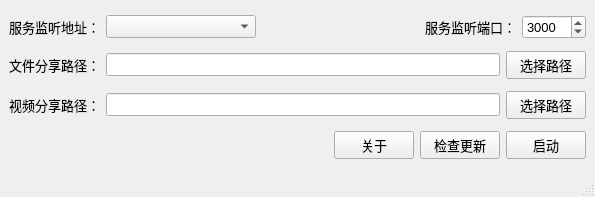
The window that main.ui (songquanpeng/personal-assistant) describes before a commit, drawn with Qt 5.
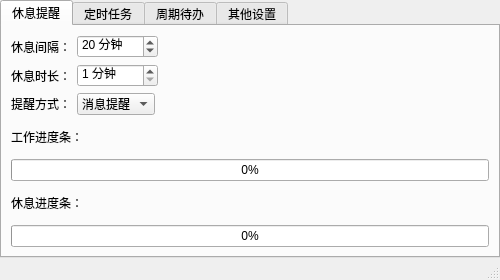
The same window after the commit.

Patch:
```diff
--- a/main.ui
+++ b/main.ui
@@ -6,163 +6,272 @@
    <rect>
     <x>0</x>
     <y>0</y>
-    <width>595</width>
-    <height>197</height>
+    <width>500</width>
+    <height>280</height>
    </rect>
   </property>
-  <property name="font">
-   <font>
-    <family>Microsoft YaHei UI</family>
-    <pointsize>10</pointsize>
-   </font>
-  </property>
   <property name="windowTitle">
-   <string>Go File 启动器</string>
+   <string>Personal Assistant</string>
+  </property>
+  <property name="styleSheet">
+   <string notr="true">font: 9pt &quot;Microsoft YaHei UI&quot;;</string>
   </property>
   <widget class="QWidget" name="centralwidget">
    <layout class="QGridLayout" name="gridLayout">
+    <property name="leftMargin">
+     <number>0</number>
+    </property>
+    <property name="topMargin">
+     <number>0</number>
+    </property>
+    <property name="rightMargin">
+     <number>0</number>
+    </property>
+    <property name="bottomMargin">
+     <number>0</number>
+    </property>
+    <property name="horizontalSpacing">
+     <number>6</number>
+    </property>
     <item row="0" column="0">
-     <layout class="QHBoxLayout" name="horizontalLayout">
-      <item>
-       <widget class="QLabel" name="label_2">
-        <property name="text">
-         <string>服务监听地址：</string>
-        </property>
-       </widget>
-      </item>
-      <item>
-       <widget class="QComboBox" name="hostComboBox">
-        <property name="minimumSize">
-         <size>
-          <width>150</width>
-          <height>0</height>
-         </size>
-        </property>
-        <property name="currentText">
-         <string/>
+     <widget class="QTabWidget" name="tabWidget">
+      <property name="tabPosition">
+       <enum>QTabWidget::North</enum>
         </property>
         <property name="currentIndex">
-         <number>-1</number>
-        </property>
-        <property name="maxVisibleItems">
-         <number>9</number>
-        </property>
-       </widget>
-      </item>
-      <item>
-       <spacer name="horizontalSpacer_2">
-        <property name="orientation">
-         <enum>Qt::Horizontal</enum>
-        </property>
-        <property name="sizeHint" stdset="0">
-         <size>
-          <width>48</width>
-          <height>20</height>
-         </size>
-        </property>
-       </spacer>
-      </item>
+       <number>0</number>
+      </property>
+      <widget class="QWidget" name="restTab">
+       <attribute name="title">
+        <string>休息提醒</string>
+       </attribute>
+       <layout class="QGridLayout" name="gridLayout_2">
+        <item row="0" column="0">
+         <layout class="QHBoxLayout" name="horizontalLayout">
       <item>
        <widget class="QLabel" name="label">
         <property name="text">
-         <string>服务监听端口：</string>
+             <string>休息间隔：</string>
         </property>
        </widget>
       </item>
       <item>
-       <widget class="QSpinBox" name="portSpinBox">
+           <widget class="QSpinBox" name="workSpinBox">
+            <property name="suffix">
+             <string> 分钟</string>
+            </property>
         <property name="minimum">
          <number>1</number>
         </property>
         <property name="maximum">
-         <number>65536</number>
+             <number>9999</number>
         </property>
         <property name="value">
-         <number>3000</number>
+             <number>20</number>
         </property>
        </widget>
       </item>
+          <item>
+           <spacer name="horizontalSpacer">
+            <property name="orientation">
+             <enum>Qt::Horizontal</enum>
+            </property>
+            <property name="sizeHint" stdset="0">
+             <size>
+              <width>278</width>
+              <height>20</height>
+             </size>
+            </property>
+           </spacer>
+          </item>
      </layout>
     </item>
     <item row="1" column="0">
      <layout class="QHBoxLayout" name="horizontalLayout_2">
       <item>
-       <widget class="QLabel" name="label_3">
+           <widget class="QLabel" name="label_2">
         <property name="text">
-         <string>文件分享路径：</string>
+             <string>休息时长：</string>
         </property>
        </widget>
       </item>
       <item>
-       <widget class="QLineEdit" name="fileLineEdit"/>
+           <widget class="QSpinBox" name="restSpinBox">
+            <property name="suffix">
+             <string> 分钟</string>
+            </property>
+            <property name="minimum">
+             <number>1</number>
+            </property>
+            <property name="maximum">
+             <number>9999</number>
+            </property>
+            <property name="value">
+             <number>1</number>
+            </property>
+           </widget>
       </item>
       <item>
-       <widget class="QPushButton" name="fileChooseBtn">
-        <property name="text">
-         <string>选择路径</string>
-        </property>
-       </widget>
+           <spacer name="horizontalSpacer_2">
+            <property name="orientation">
+             <enum>Qt::Horizontal</enum>
+            </property>
+            <property name="sizeHint" stdset="0">
+             <size>
+              <width>278</width>
+              <height>20</height>
+             </size>
+            </property>
+           </spacer>
       </item>
      </layout>
     </item>
     <item row="2" column="0">
      <layout class="QHBoxLayout" name="horizontalLayout_3">
       <item>
-       <widget class="QLabel" name="label_4">
+           <widget class="QLabel" name="label_3">
         <property name="text">
-         <string>视频分享路径：</string>
+             <string>提醒方式：</string>
         </property>
        </widget>
       </item>
       <item>
-       <widget class="QLineEdit" name="videoLineEdit"/>
+           <widget class="QComboBox" name="methodComboBox">
+            <item>
+             <property name="text">
+              <string>消息提醒</string>
+             </property>
       </item>
       <item>
-       <widget class="QPushButton" name="videoChooseBtn">
         <property name="text">
-         <string>选择路径</string>
-        </property>
-       </widget>
-      </item>
+              <string>弹窗提醒</string>
+             </property>
+            </item>
+            <item>
+             <property name="text">
+              <string>全屏覆盖</string>
+             </property>
+            </item>
+           </widget>
+          </item>
+          <item>
+           <spacer name="horizontalSpacer_3">
+            <property name="orientation">
+             <enum>Qt::Horizontal</enum>
+            </property>
+            <property name="sizeHint" stdset="0">
+             <size>
+              <width>278</width>
+              <height>20</height>
+             </size>
+            </property>
+           </spacer>
+          </item>
      </layout>
     </item>
     <item row="3" column="0">
-     <layout class="QHBoxLayout" name="horizontalLayout_4">
-      <item>
-       <spacer name="horizontalSpacer">
-        <property name="orientation">
-         <enum>Qt::Horizontal</enum>
-        </property>
-        <property name="sizeHint" stdset="0">
-         <size>
-          <width>178</width>
-          <height>20</height>
-         </size>
-        </property>
-       </spacer>
-      </item>
-      <item>
-       <widget class="QPushButton" name="aboutBtn">
+         <widget class="QLabel" name="label_4">
+          <property name="text">
+           <string>工作进度条：</string>
+          </property>
+         </widget>
+        </item>
+        <item row="4" column="0">
+         <widget class="QProgressBar" name="workProgressBar">
+          <property name="value">
+           <number>0</number>
+          </property>
+         </widget>
+        </item>
+        <item row="5" column="0">
+         <widget class="QLabel" name="label_5">
         <property name="text">
-         <string>关于</string>
+           <string>休息进度条：</string>
         </property>
        </widget>
       </item>
-      <item>
-       <widget class="QPushButton" name="updateBtn">
-        <property name="text">
-         <string>检查更新</string>
+        <item row="6" column="0">
+         <widget class="QProgressBar" name="restProgressBar">
+          <property name="value">
+           <number>0</number>
         </property>
        </widget>
       </item>
-      <item>
-       <widget class="QPushButton" name="startBtn">
-        <property name="text">
-         <string>启动</string>
+       </layout>
+      </widget>
+      <widget class="QWidget" name="scheduleTab">
+       <attribute name="title">
+        <string>定时任务</string>
+       </attribute>
+       <layout class="QGridLayout" name="gridLayout_3">
+        <property name="leftMargin">
+         <number>0</number>
         </property>
+        <property name="topMargin">
+         <number>0</number>
+        </property>
+        <property name="rightMargin">
+         <number>0</number>
+        </property>
+        <property name="bottomMargin">
+         <number>0</number>
+        </property>
+        <item row="0" column="0">
+         <widget class="QPlainTextEdit" name="scheduleTextEdit">
+          <property name="font">
+           <font>
+            <family>Consolas</family>
+            <pointsize>9</pointsize>
+            <weight>50</weight>
+            <italic>false</italic>
+            <bold>false</bold>
+           </font>
+          </property>
+          <property name="styleSheet">
+           <string notr="true">font: 9pt &quot;Consolas&quot;;</string>
+          </property>
+          <property name="plainText">
+           <string/>
+          </property>
        </widget>
       </item>
      </layout>
+      </widget>
+      <widget class="QWidget" name="todoTab">
+       <attribute name="title">
+        <string>周期待办</string>
+       </attribute>
+       <layout class="QGridLayout" name="gridLayout_4">
+        <property name="leftMargin">
+         <number>0</number>
+        </property>
+        <property name="topMargin">
+         <number>0</number>
+        </property>
+        <property name="rightMargin">
+         <number>0</number>
+        </property>
+        <property name="bottomMargin">
+         <number>0</number>
+        </property>
+        <property name="spacing">
+         <number>6</number>
+        </property>
+        <item row="0" column="0">
+         <widget class="QPlainTextEdit" name="todoTextEdit">
+          <property name="styleSheet">
+           <string notr="true">font: 9pt &quot;Consolas&quot;;</string>
+          </property>
+         </widget>
+        </item>
+       </layout>
+      </widget>
+      <widget class="QWidget" name="otherTab">
+       <attribute name="title">
+        <string>其他设置</string>
+       </attribute>
+      </widget>
+     </widget>
     </item>
    </layout>
   </widget>
```
Lines whose indentation alone changed are shown as unchanged.
